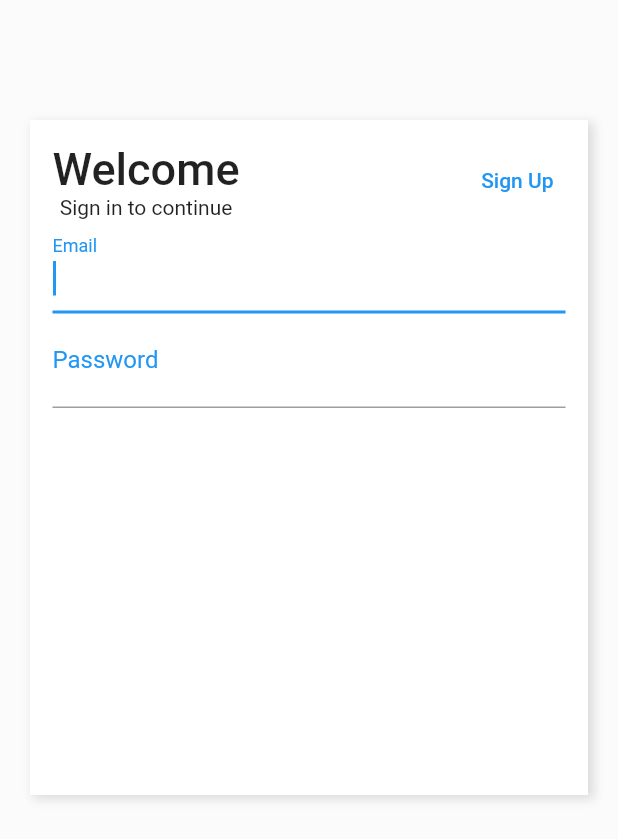
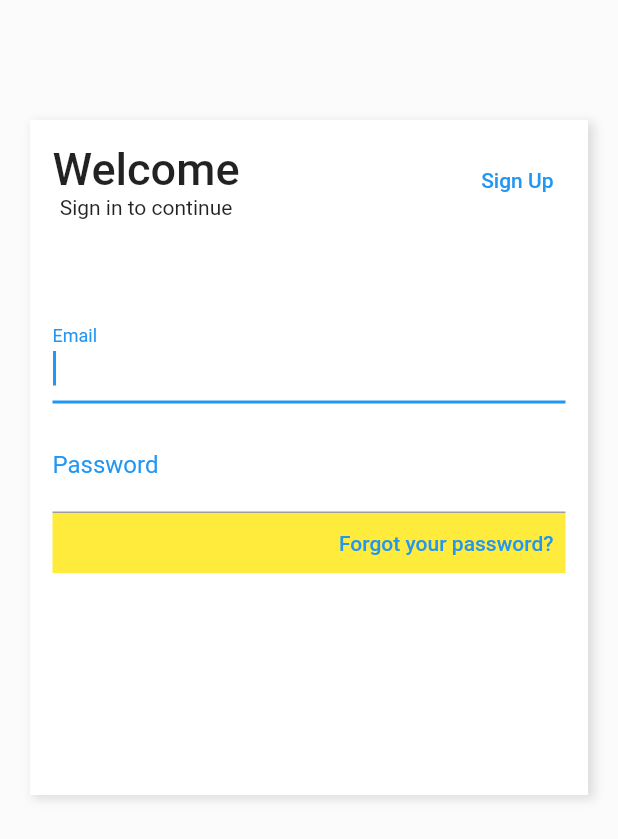
Before and after one commit to MiltonQuirino/shopping, a Flutter app: the screen it shows after launch, on a phone screen of 412 x 824 dp. Shown: the top 839 px of the screen. Run offline on Flutter 3.47's test engine with Material 2 defaults, Android fonts, the phone set to English and light mode, and no system bars.

Commit message:
add forgot password

```diff
--- a/lib/pages/login.page.dart
+++ b/lib/pages/login.page.dart
@@ -55,6 +55,9 @@ class LoginPage extends StatelessWidget {
                           )
                         ],
                       ),
+                      SizedBox(
+                        height: 60,
+                      ),
                       TextFormField(
                         autofocus: true,
                         keyboardType: TextInputType.emailAddress,
@@ -68,6 +71,9 @@ class LoginPage extends StatelessWidget {
                         style: TextStyle(
                           fontSize: 20,
                         ),
+                      ),
+                      SizedBox(
+                        height: 10,
                       ),
                       TextFormField(
                         autofocus: true,
@@ -83,7 +89,19 @@ class LoginPage extends StatelessWidget {
                         style: TextStyle(
                           fontSize: 20,
                         ),
-                      )
+                      ),
+                      Container(
+                        color: Colors.yellow,
+                        height: 40,
+                        alignment: Alignment.centerRight,
+                        child: TextButton(
+                          onPressed: () {},
+                          child: Text("Forgot your password?"),
+                        ),
+                      ),
+                      SizedBox(
+                        height: 60,
+                      ),
                     ],
                   ),
                 ))
```
